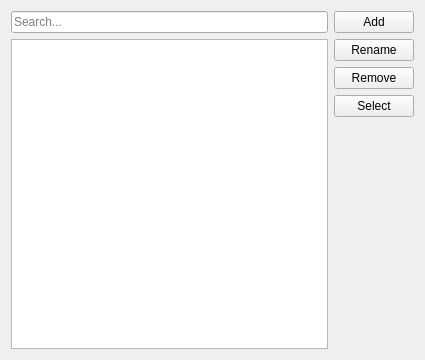
Qt form src/views/ui_files/forms/tag_form.ui (JakubFranek/Kapytal) before a commit.
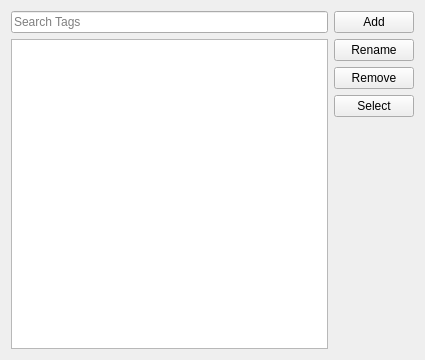
The same form after that commit.

```diff
--- a/src/views/ui_files/forms/tag_form.ui
+++ b/src/views/ui_files/forms/tag_form.ui
@@ -30,7 +30,7 @@
           <string>&lt;html&gt;&lt;head/&gt;&lt;body&gt;&lt;p&gt;Special characters:&lt;br/&gt;* matches zero or more of any characters&lt;br/&gt;? matches any single character&lt;br/&gt;[...] matches any character within square brackets&lt;/p&gt;&lt;/body&gt;&lt;/html&gt;</string>
          </property>
          <property name="placeholderText">
-          <string>Search...</string>
+          <string>Search Tags</string>
          </property>
          <property name="clearButtonEnabled">
           <bool>true</bool>
```
